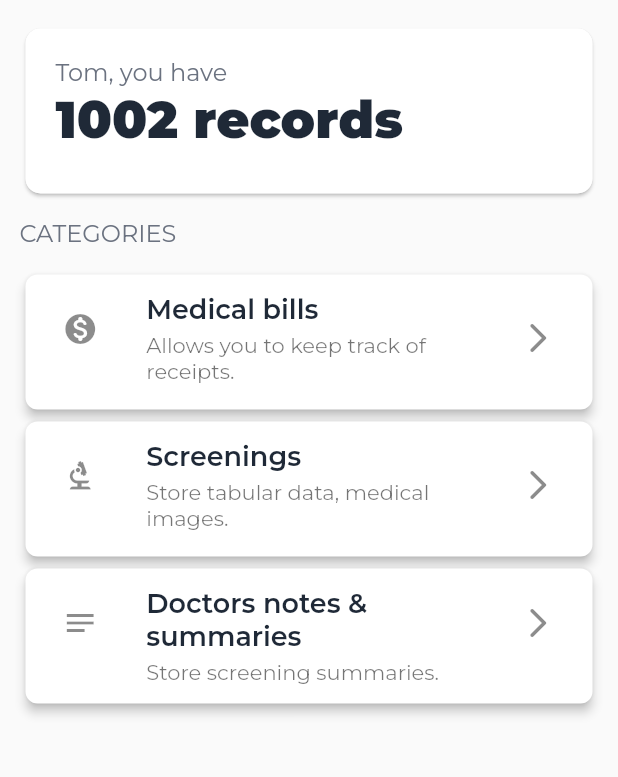
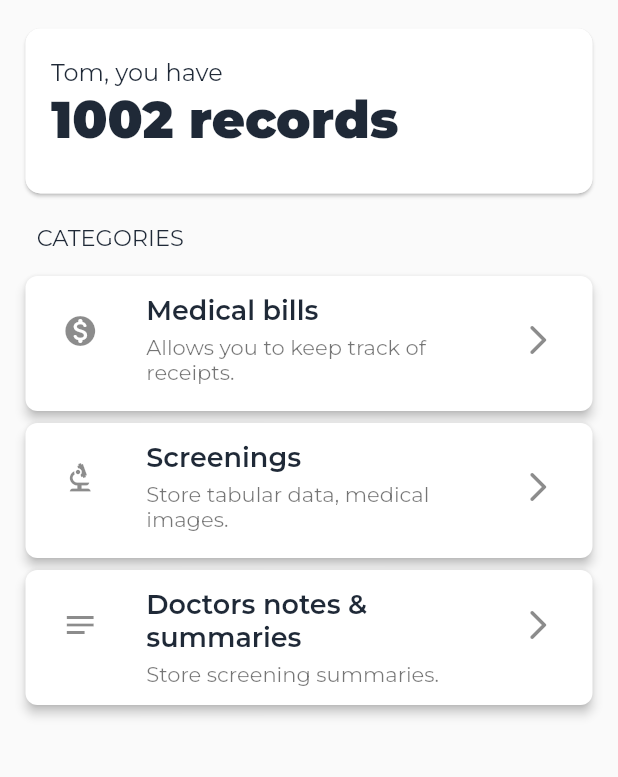
Before and after one commit to gilbertmpanga12/medical-clutter-app, a Flutter app: the screen it shows after launch, on a phone screen of 412 x 824 dp, the part 84-861 px from its top. Run offline on Flutter 3.47's test engine with Material 2 defaults, Android fonts, the phone set to English and light mode, and no system bars; our stand-ins replace google_fonts; missing offline and left inert: bottom_animation.

Commit message:
UPDATE: minor design changes to commit

```diff
--- a/lib/screens/dashboard_screen.dart
+++ b/lib/screens/dashboard_screen.dart
@@ -85,7 +85,8 @@ class _DashboardScreenState extends State<DashboardScreen> {
                             style: TextStyle(
                               fontSize: _smallTextSize,
                               fontWeight: FontWeight.w400,
-                              color: const Color(0xFF6B7280),
+                              color:
+                                  _defaultTextColor, //const Color(0xFF6B7280)
                             ),
                             textAlign: TextAlign.left,
                           ),
@@ -102,7 +103,7 @@ class _DashboardScreenState extends State<DashboardScreen> {
                   ),
                 ],
               ),
-              padding: EdgeInsets.only(top: 20.0, bottom: 20.0, left: 20.0),
+              padding: EdgeInsets.only(top: 20.0, bottom: 20.0, left: 17.0),
             ),
           ),
           Container(
@@ -110,11 +111,11 @@ class _DashboardScreenState extends State<DashboardScreen> {
               children: [
                 Text('CATEGORIES',
                     style: TextStyle(
-                        fontSize: _smallTextSize,
-                        color: const Color(0xFF6B7280)))
+                        fontSize: 15.0,
+                        color: _defaultTextColor)) //const Color(0xFF6B7280)
               ],
             ),
-            padding: EdgeInsets.only(top: 13.0, bottom: 13.0),
+            padding: EdgeInsets.only(top: 16.0, bottom: 13.0, left: 11.5),
           ),
           _listServiceActions()
         ],
```
